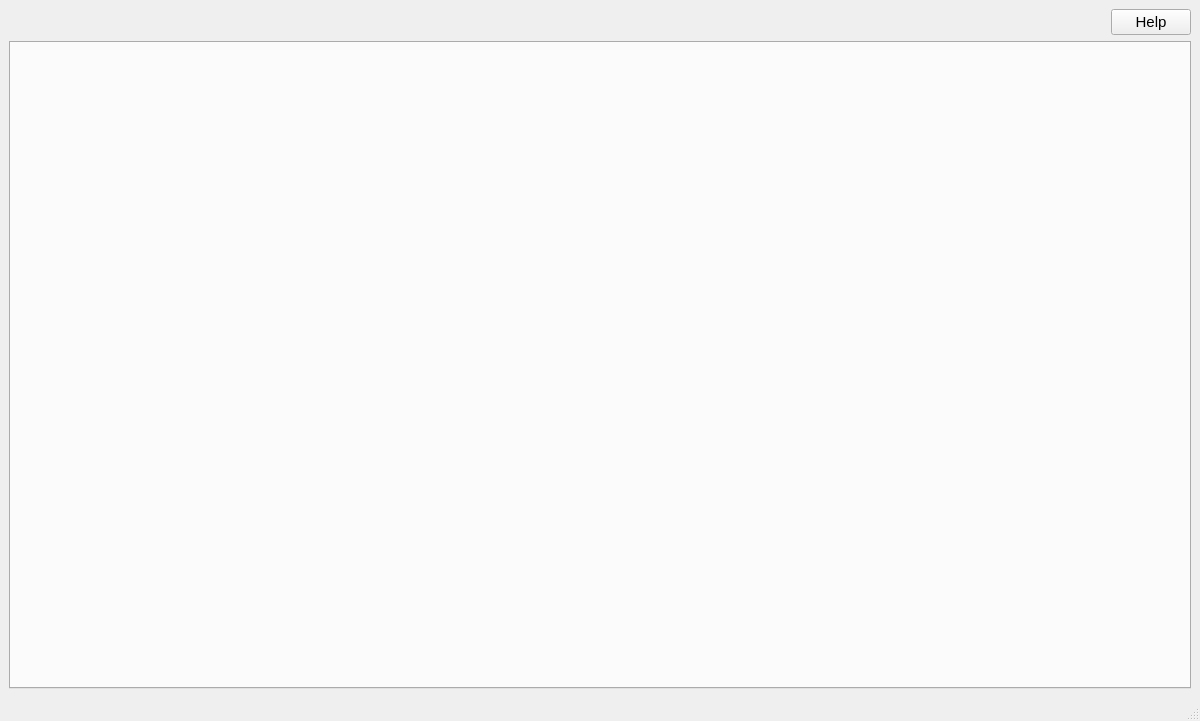
Qt form ui/MainWindow.ui (CS-4820-Library-Project/COUNTER-5-Report-Tool-2020-5.0) before a commit.
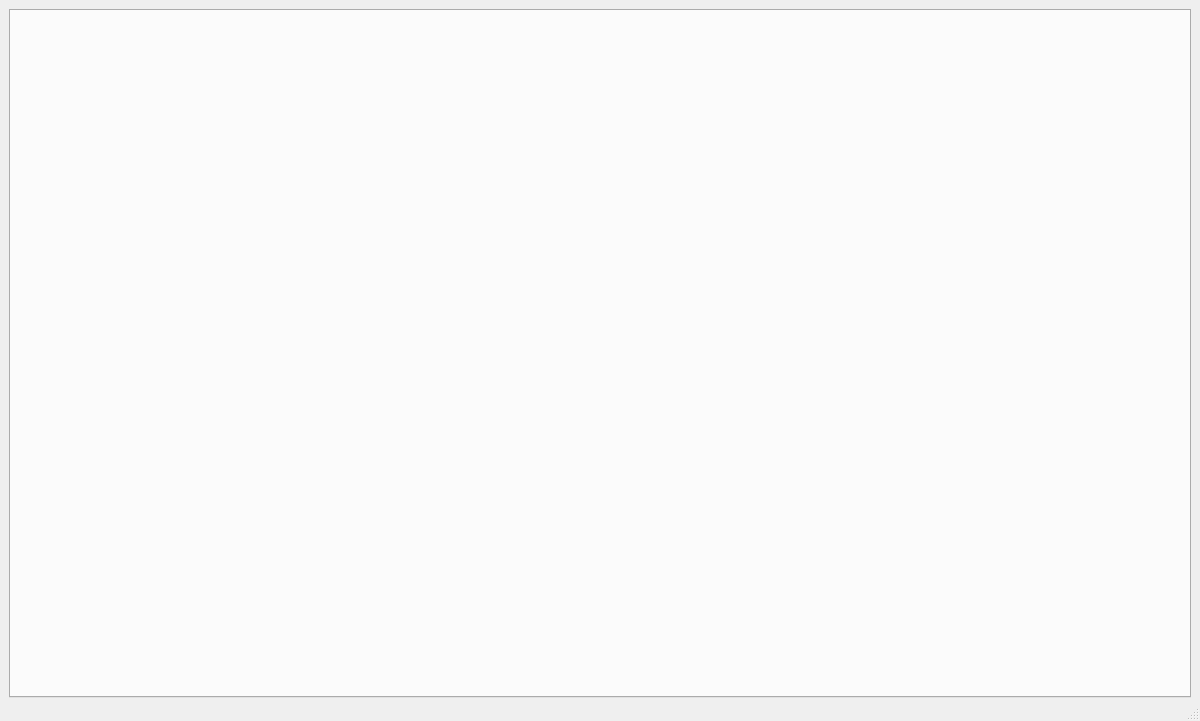
The same form after that commit.

Commit message: Moved help button to status bar

Patch:
```diff
--- a/ui/MainWindow.ui
+++ b/ui/MainWindow.ui
@@ -27,14 +27,10 @@
   </property>
   <widget class="QWidget" name="centralwidget">
    <layout class="QGridLayout" name="gridLayout">
-    <item row="1" column="0" alignment="Qt::AlignRight">
-     <widget class="QPushButton" name="helpButton">
-      <property name="text">
-       <string>Help</string>
-      </property>
-     </widget>
-    </item>
-    <item row="2" column="0">
+    <property name="bottomMargin">
+     <number>0</number>
+    </property>
+    <item row="1" column="0">
      <widget class="QTabWidget" name="tab_widget">
       <property name="enabled">
        <bool>true</bool>
```
The commit also changes 2 other files.
